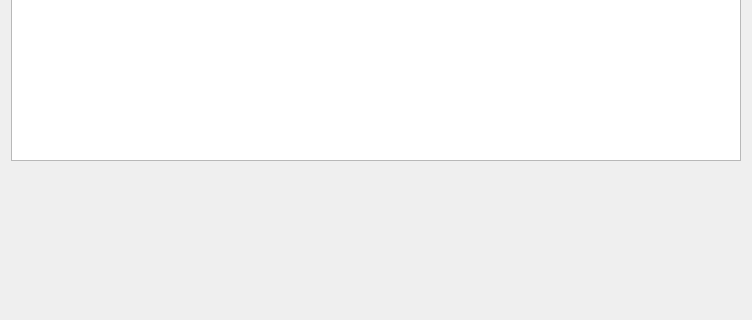
Above: Plugins/org.mitk.gui.qt.viewbrowser/src/internal/ViewBrowserViewControls.ui from MITK/MITK before the change; both pictures show x 0 to 752 and y 326 to 646 of the 752 by 974 pixel window. Below: the same form after it.
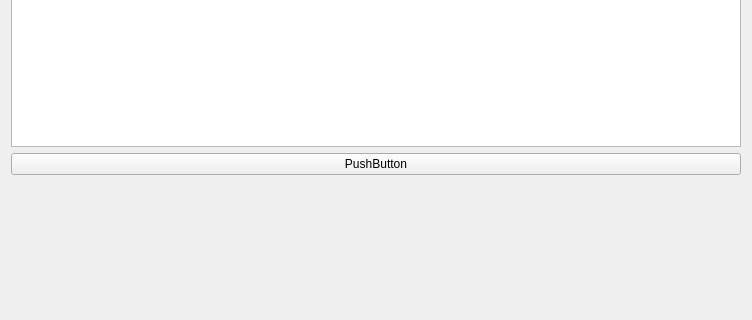
That is the form after the change.

```diff
--- a/Plugins/org.mitk.gui.qt.viewbrowser/src/internal/ViewBrowserViewControls.ui
+++ b/Plugins/org.mitk.gui.qt.viewbrowser/src/internal/ViewBrowserViewControls.ui
@@ -30,6 +30,13 @@
      </attribute>
     </widget>
    </item>
+   <item>
+    <widget class="QPushButton" name="pushButton">
+     <property name="text">
+      <string>PushButton</string>
+     </property>
+    </widget>
+   </item>
    <item>
     <spacer name="spacer1">
      <property name="orientation">
```
